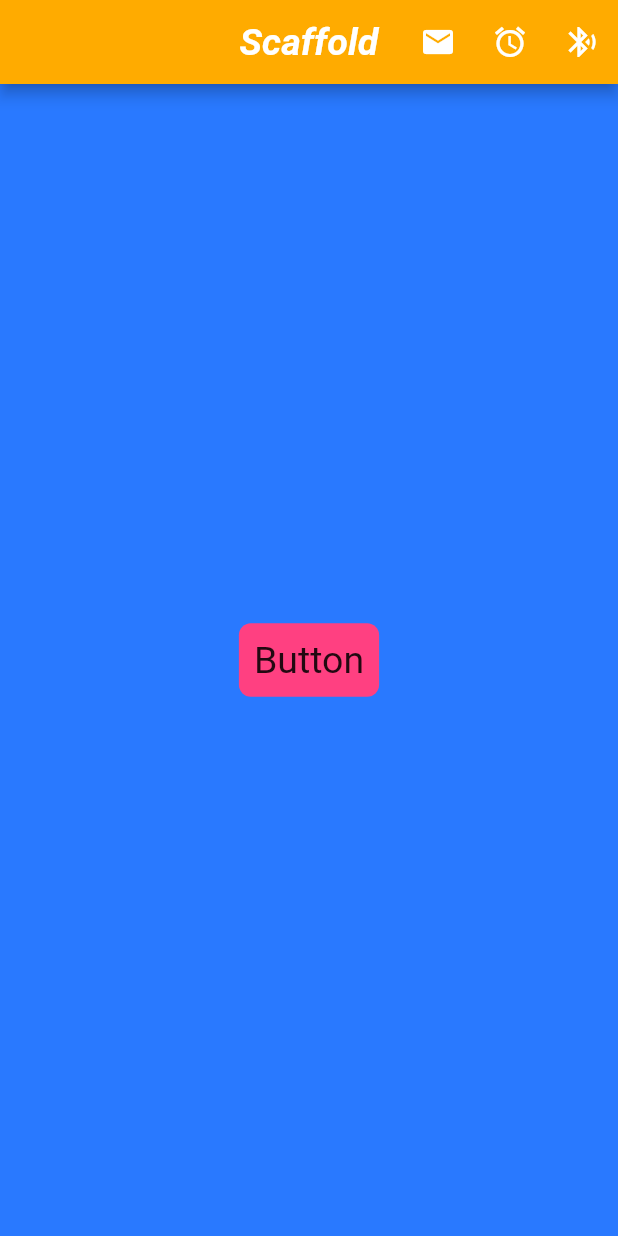
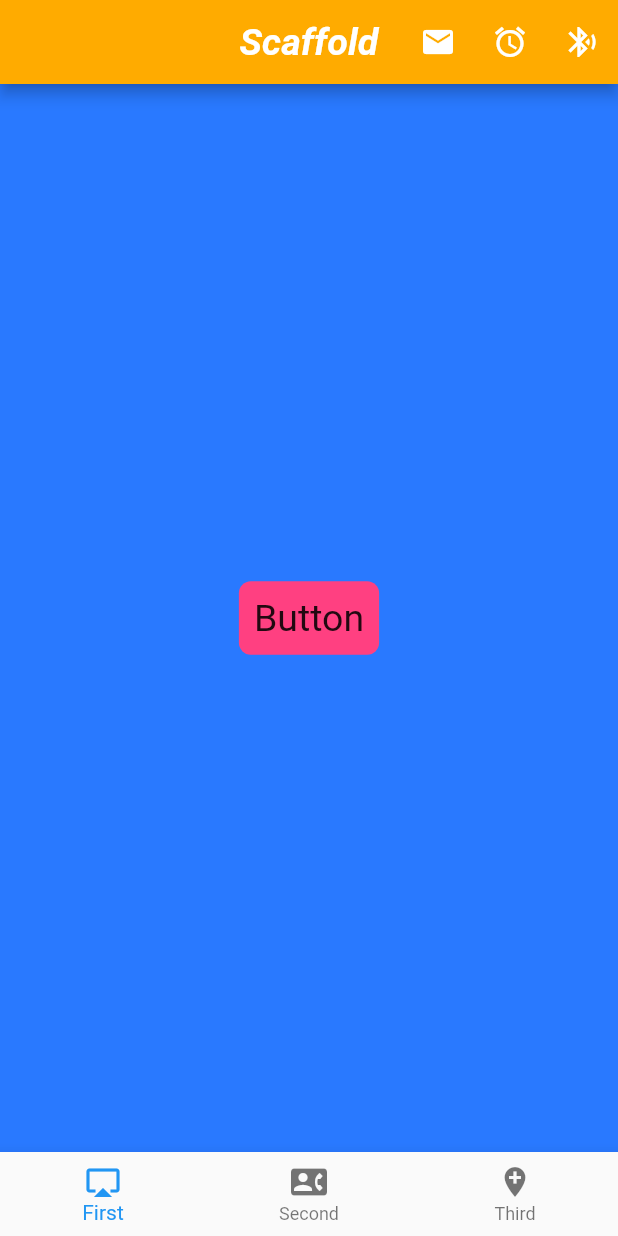
Before and after one commit to svaillancourt/Hello-World-Flutter, a Flutter app: the screen it shows after launch, on a phone screen of 412 x 824 dp. Run offline on Flutter 3.47's test engine with Material 2 defaults, Android fonts, the phone set to English and light mode, and no system bars.

```diff
--- a/lib/ui/home.dart
+++ b/lib/ui/home.dart
@@ -30,6 +30,17 @@ class ScaffoldExample extends StatelessWidget {
             )
           ],
         ),
+        bottomNavigationBar: BottomNavigationBar(
+          items: [
+            BottomNavigationBarItem(
+                icon: Icon(Icons.airplay), title: Text("First")),
+            BottomNavigationBarItem(
+                icon: Icon(Icons.contact_phone), title: Text("Second")),
+            BottomNavigationBarItem(
+                icon: Icon(Icons.add_location), title: Text("Third")),
+          ],
+          onTap: (int index) => debugPrint("Tapped item : $index"),
+        ),
         backgroundColor: Colors.blueAccent.shade400,
         body: Container(
           alignment: Alignment.center,
@@ -37,6 +48,9 @@ class ScaffoldExample extends StatelessWidget {
             mainAxisAlignment: MainAxisAlignment.center,
             children: [
               CustomButton()
+
+              // for a simple button use InkWell
+
               // InkWell(
               //   child: Text(
               //     "Tap Me!",
```
